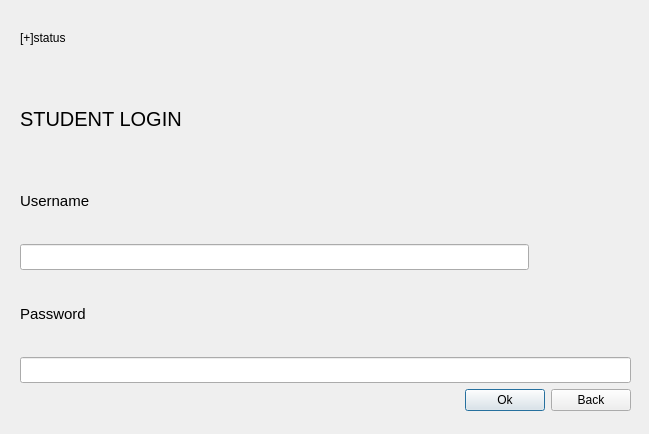
This is secondialogbox/studentwindow1.ui in SijanBhandari17/iams as Qt 5 draws it before an edit. The edited form follows.
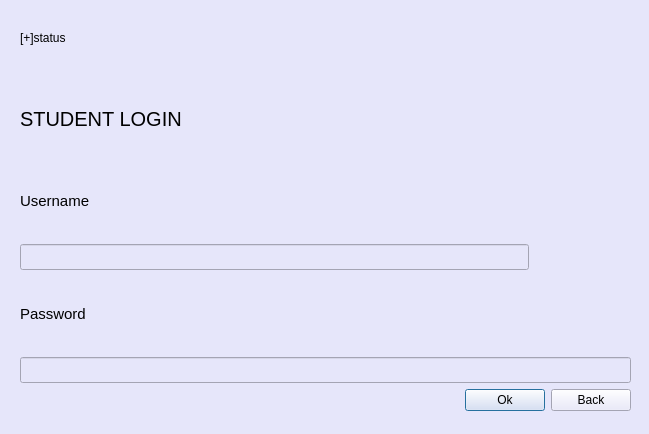
This is the edited form.

```diff
--- a/secondialogbox/studentwindow1.ui
+++ b/secondialogbox/studentwindow1.ui
@@ -13,6 +13,10 @@
   <property name="windowTitle">
    <string>Dialog</string>
   </property>
+  <property name="styleSheet">
+   <string notr="true">background-color: rgb(230, 230, 250);
+color: black</string>
+  </property>
   <widget class="QWidget" name="layoutWidget">
    <property name="geometry">
     <rect>
```
